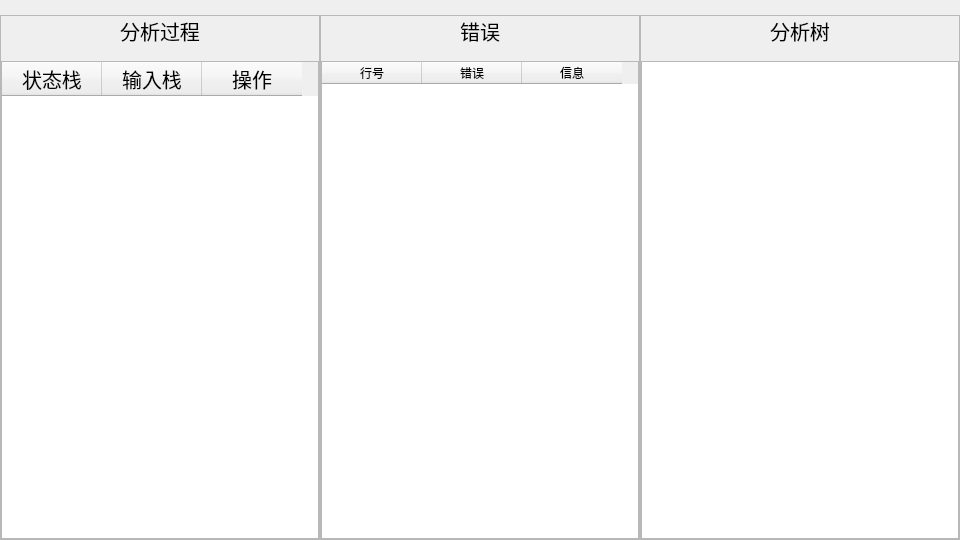
Qt form ui/syntax_res.ui (HIT-SCIR-chichi/hit_compiling_systems) before a commit.
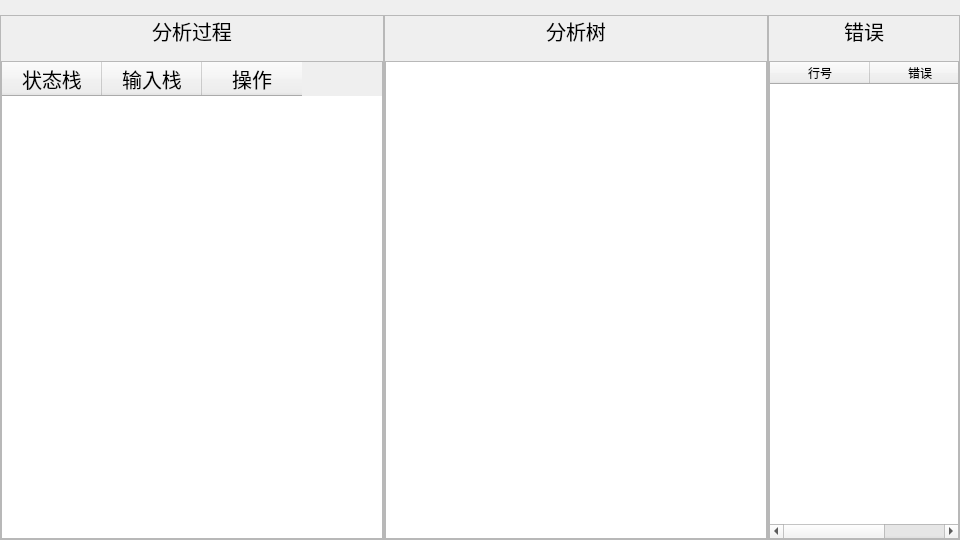
The same form after that commit. Icons and pictures are not drawn.

Commit message: 将词法分析结果与语法分析输入联系起来

```diff
--- a/ui/syntax_res.ui
+++ b/ui/syntax_res.ui
@@ -40,6 +40,12 @@
    </property>
    <item>
     <widget class="QFrame" name="frame">
+     <property name="sizePolicy">
+      <sizepolicy hsizetype="Preferred" vsizetype="Preferred">
+       <horstretch>2</horstretch>
+       <verstretch>0</verstretch>
+      </sizepolicy>
+     </property>
      <property name="frameShape">
       <enum>QFrame::StyledPanel</enum>
      </property>
@@ -113,7 +119,79 @@
     <widget class="QFrame" name="frame_2">
      <property name="sizePolicy">
       <sizepolicy hsizetype="Preferred" vsizetype="Preferred">
-       <horstretch>0</horstretch>
+       <horstretch>2</horstretch>
+       <verstretch>0</verstretch>
+      </sizepolicy>
+     </property>
+     <property name="frameShape">
+      <enum>QFrame::StyledPanel</enum>
+     </property>
+     <property name="frameShadow">
+      <enum>QFrame::Raised</enum>
+     </property>
+     <layout class="QVBoxLayout" name="verticalLayout_3">
+      <property name="spacing">
+       <number>15</number>
+      </property>
+      <property name="leftMargin">
+       <number>0</number>
+      </property>
+      <property name="topMargin">
+       <number>0</number>
+      </property>
+      <property name="rightMargin">
+       <number>0</number>
+      </property>
+      <property name="bottomMargin">
+       <number>0</number>
+      </property>
+      <item>
+       <widget class="QLabel" name="label_3">
+        <property name="text">
+         <string>分析树</string>
+        </property>
+        <property name="alignment">
+         <set>Qt::AlignCenter</set>
+        </property>
+       </widget>
+      </item>
+      <item>
+       <widget class="QTreeWidget" name="syntax_tree">
+        <property name="font">
+         <font>
+          <pointsize>9</pointsize>
+         </font>
+        </property>
+        <property name="editTriggers">
+         <set>QAbstractItemView::NoEditTriggers</set>
+        </property>
+        <property name="alternatingRowColors">
+         <bool>false</bool>
+        </property>
+        <property name="verticalScrollMode">
+         <enum>QAbstractItemView::ScrollPerItem</enum>
+        </property>
+        <attribute name="headerVisible">
+         <bool>false</bool>
+        </attribute>
+        <attribute name="headerStretchLastSection">
+         <bool>false</bool>
+        </attribute>
+        <column>
+         <property name="text">
+          <string notr="true">1</string>
+         </property>
+        </column>
+       </widget>
+      </item>
+     </layout>
+    </widget>
+   </item>
+   <item>
+    <widget class="QFrame" name="frame_3">
+     <property name="sizePolicy">
+      <sizepolicy hsizetype="Preferred" vsizetype="Preferred">
+       <horstretch>1</horstretch>
        <verstretch>0</verstretch>
       </sizepolicy>
      </property>
@@ -188,61 +266,6 @@
      </layout>
     </widget>
    </item>
-   <item>
-    <widget class="QFrame" name="frame_3">
-     <property name="frameShape">
-      <enum>QFrame::StyledPanel</enum>
-     </property>
-     <property name="frameShadow">
-      <enum>QFrame::Raised</enum>
-     </property>
-     <layout class="QVBoxLayout" name="verticalLayout_3">
-      <property name="spacing">
-       <number>15</number>
-      </property>
-      <property name="leftMargin">
-       <number>0</number>
-      </property>
-      <property name="topMargin">
-       <number>0</number>
-      </property>
-      <property name="rightMargin">
-       <number>0</number>
-      </property>
-      <property name="bottomMargin">
-       <number>0</number>
-      </property>
-      <item>
-       <widget class="QLabel" name="label_3">
-        <property name="text">
-         <string>分析树</string>
-        </property>
-        <property name="alignment">
-         <set>Qt::AlignCenter</set>
-        </property>
-       </widget>
-      </item>
-      <item>
-       <widget class="QTreeWidget" name="syntax_tree">
-        <property name="font">
-         <font>
-          <pointsize>9</pointsize>
-         </font>
-        </property>
-        <property name="alternatingRowColors">
-         <bool>false</bool>
-        </property>
-        <property name="verticalScrollMode">
-         <enum>QAbstractItemView::ScrollPerItem</enum>
-        </property>
-        <attribute name="headerVisible">
-         <bool>false</bool>
-        </attribute>
-       </widget>
-      </item>
-     </layout>
-    </widget>
-   </item>
   </layout>
  </widget>
  <resources/>
```
The commit also changes 5 other files.
